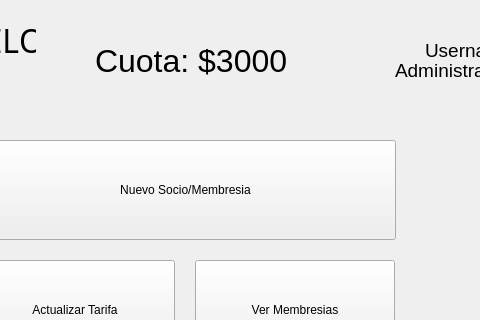
Before: the Qt Designer form Pantallas qt/main.ui in Sluur/gym_marcelo, drawn with Qt 5; both pictures show x 205 to 685 and y 0 to 320 of the 812 by 570 pixel window.
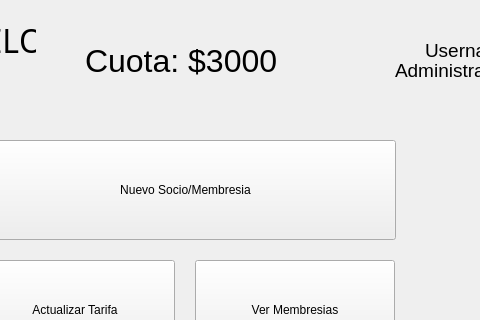
After: the same form once the commit is applied.

Patch:
```diff
--- a/Pantallas qt/main.ui
+++ b/Pantallas qt/main.ui
@@ -192,9 +192,9 @@
    <widget class="QLabel" name="label_5">
     <property name="geometry">
      <rect>
-      <x>300</x>
+      <x>290</x>
       <y>30</y>
-      <width>191</width>
+      <width>311</width>
       <height>61</height>
      </rect>
     </property>
```
Left out of the diff: 6 changed lines with no effect on the pictures.
